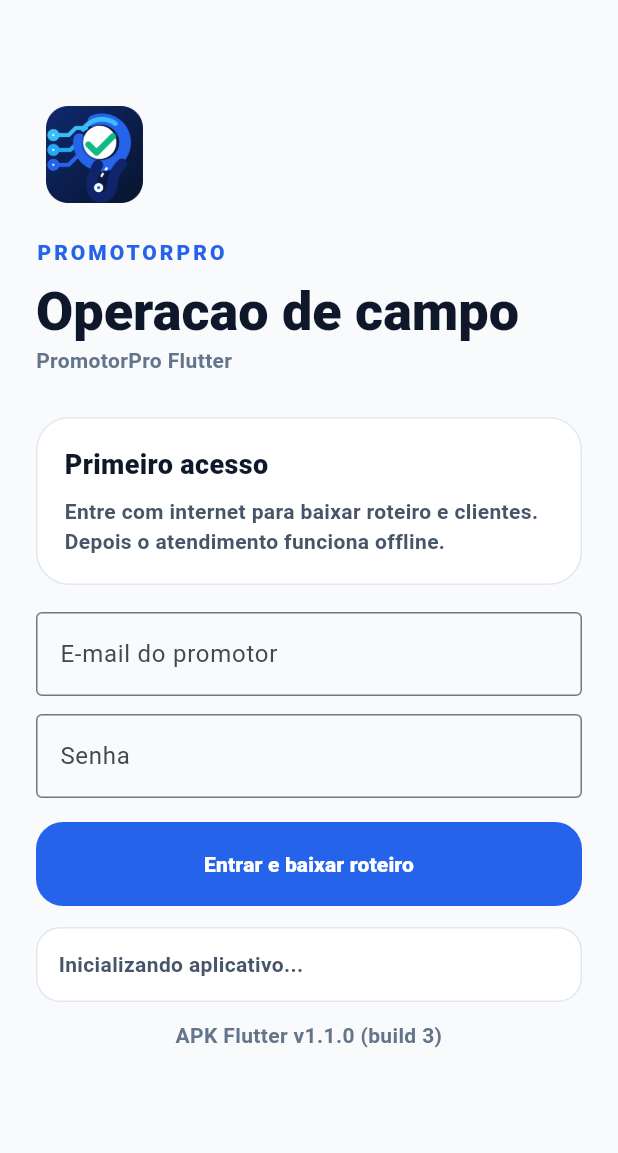
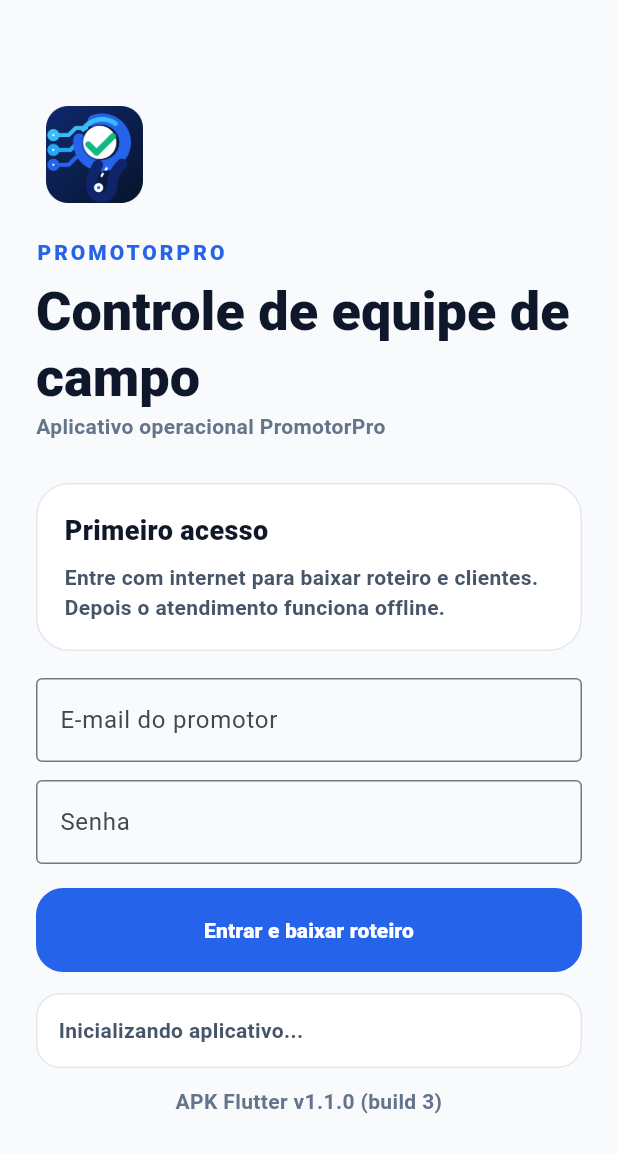
Before and after one commit to MarceloBaena/PROMOTORES_2026, a Flutter app: the screen it shows after launch, on a phone screen of 412 x 824 dp. Shown: the top 1153 px of the screen. Run offline on Flutter 3.47's test engine with Material 3 defaults, Android fonts, the phone set to English and light mode, and no system bars; our stand-ins replace geolocator, image_picker, shared_preferences, sqflite; accounts and stored records are empty.

Commit message:
Alinha texto principal do app Flutter

```diff
--- a/apps/mobile_flutter/lib/main.dart
+++ b/apps/mobile_flutter/lib/main.dart
@@ -307,8 +307,8 @@ class _LoginPageState extends State<LoginPage> {
         children: [
           const SizedBox(height: 40),
           const BrandHeader(
-            title: 'Operacao de campo',
-            subtitle: 'PromotorPro Flutter',
+            title: 'Controle de equipe de campo',
+            subtitle: 'Aplicativo operacional PromotorPro',
           ),
           const SizedBox(height: 28),
           InfoCard(
```
